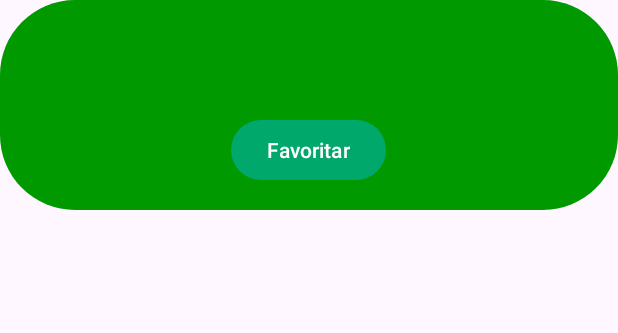
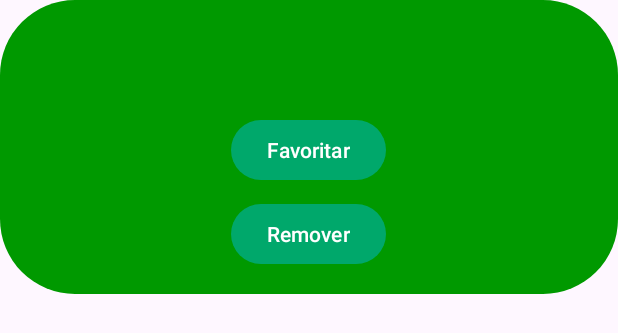
Before and after one commit to vinicius-yudi/ProjetoAndroid, an Android app: the layout item_game.xml on its own in the app's theme, with its tools: preview values and no code run, on a phone screen of 412 x 824 dp. Shown: the top 333 px of the screen. Run offline under Robolectric (Android 15) with nearby library versions, the phone set to English and light mode, and no system bars.

```diff
--- a/app/src/main/java/com/yudi/projetoandroid/Favoritos.kt
+++ b/app/src/main/java/com/yudi/projetoandroid/Favoritos.kt
@@ -1,6 +1,5 @@
 package com.yudi.projetoandroid
 
-import android.annotation.SuppressLint
 import android.content.Intent
 import android.os.Bundle
 import android.view.View
@@ -12,7 +11,6 @@ import androidx.recyclerview.widget.RecyclerView
 
 class Favoritos : AppCompatActivity() {
 
-    @SuppressLint("MissingInflatedId")
     override fun onCreate(savedInstanceState: Bundle?) {
         super.onCreate(savedInstanceState)
         setContentView(R.layout.activity_favoritos)
@@ -31,7 +29,8 @@ class Favoritos : AppCompatActivity() {
             btnBackToGames.visibility = View.VISIBLE
         } else {
             rvFavoritos.layoutManager = GridLayoutManager(this, 2) // 2 colunas
-            rvFavoritos.adapter = GameAdapter(cursor, this, userId)
+            val adapter = GameAdapter(cursor, this, userId)
+            rvFavoritos.adapter = adapter
         }
 
         btnBackToGames.setOnClickListener {
--- a/app/src/main/res/layout/item_game.xml
+++ b/app/src/main/res/layout/item_game.xml
@@ -31,5 +31,12 @@
         android:text="Favoritar"
         android:layout_marginTop="8dp"
         android:layout_gravity="center_horizontal" />
+    <Button
+        android:id="@+id/btnRemoveFavorite"
+        android:layout_width="wrap_content"
+        android:layout_height="wrap_content"
+        android:text="Remover"
+        android:layout_marginTop="8dp"
+        android:layout_gravity="center_horizontal" />
 
 </LinearLayout>
```
Also changed, not shown: app/src/main/java/com/yudi/projetoandroid/BancodeDados.kt (+7 -1 lines), app/src/main/java/com/yudi/projetoandroid/GameAdapter.kt (+25 -4 lines).
